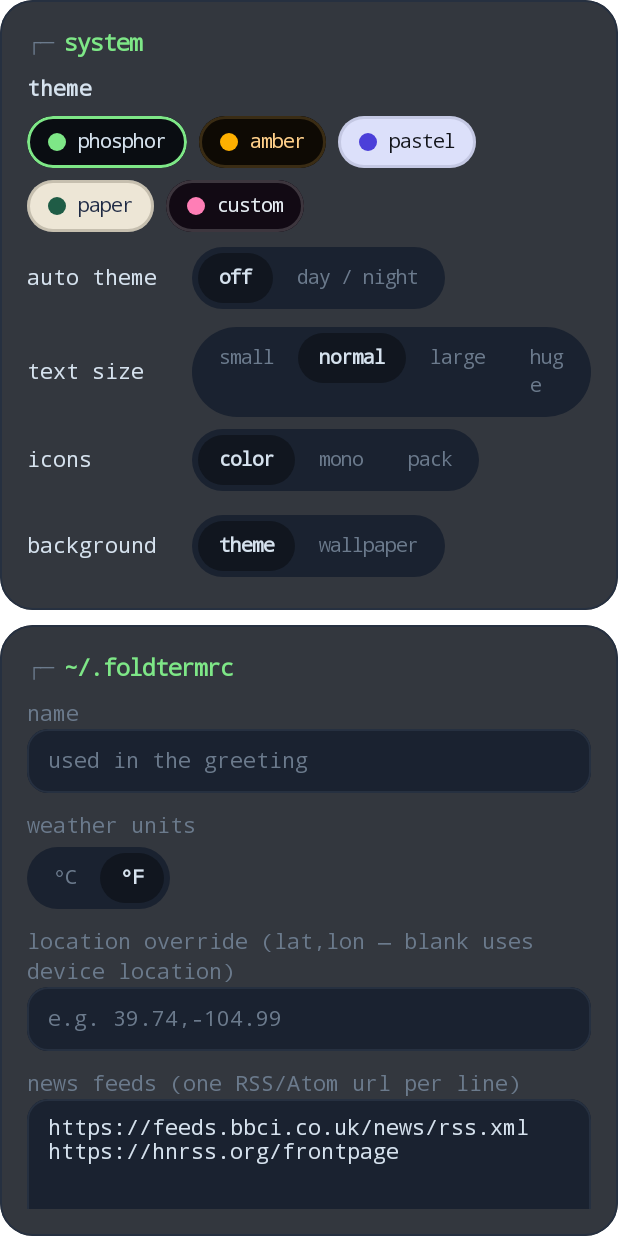
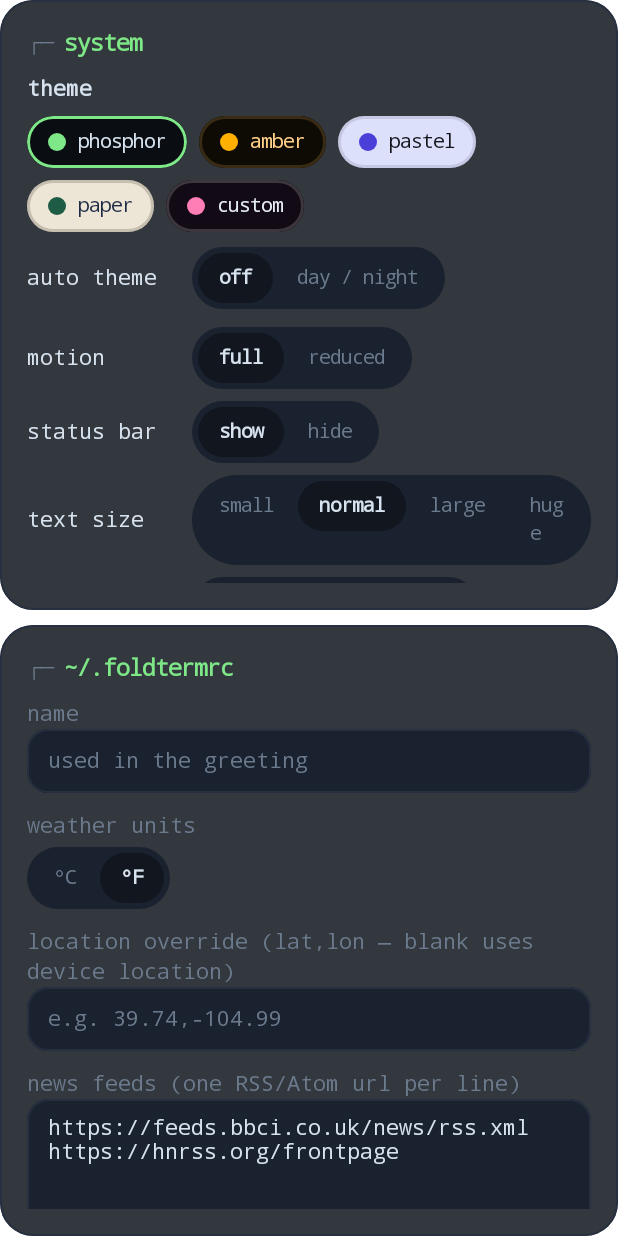
Before and after one commit to TheSwagInDisguise/foldterm, an Android app built with Jetpack Compose: the composable SettingsScreen shown on its own in the app's theme, on a phone screen of 412 x 824 dp. Run offline under Robolectric (Android 15) with nearby library versions, the phone set to English and light mode, and no system bars; pictures from the network do not load.

Commit message:
0.40.0: reduce motion and immersive mode
- Settings -> motion -> reduced: no background glows, instant pane
  switches and a still visualiser (calmer, and lighter on the battery)
- Settings -> status bar -> hide: an immersive home screen; swipe down from
  the top edge to see the status bar briefly

```diff
--- a/app/src/main/java/dev/foldterm/launcher/LauncherViewModel.kt
+++ b/app/src/main/java/dev/foldterm/launcher/LauncherViewModel.kt
@@ -73,6 +73,7 @@ import java.util.Locale
 
 /** Highlights shown in the console after updating to a version. */
 private val WHATS_NEW = mapOf(
+    "0.40.0" to listOf("Settings → motion: reduced turns off glows, pane animations and the visualiser", "Settings → status bar: hide it for an immersive home screen"),
     "0.39.0" to listOf("tasks with due dates appear in the agenda (overdue under today) and tick off there", "optional key clicks in the prompt (Settings)"),
     "0.38.0" to listOf("`!!` repeats the last command, `!n` runs history entry n", "`ans` reuses the last calculator result", "`ice` lists emergency contacts; `tip` for tips"),
     "0.37.0" to listOf("Calendar → calendars: hide calendars you don't want to see", "Settings → home layout → summary rows: choose what the summary shows"),
--- a/app/src/main/java/dev/foldterm/launcher/data/Prefs.kt
+++ b/app/src/main/java/dev/foldterm/launcher/data/Prefs.kt
@@ -386,6 +386,11 @@ class Prefs(context: Context) {
         summaryHidden.value = next; sp.edit().putStringSet("summaryHidden", next).apply()
     }
 
+    val reduceMotion = MutableStateFlow(sp.getBoolean("reduceMotion", false))
+    fun setReduceMotion(v: Boolean) { reduceMotion.value = v; sp.edit().putBoolean("reduceMotion", v).apply() }
+    val hideStatusBar = MutableStateFlow(sp.getBoolean("hideStatusBar", false))
+    fun setHideStatusBar(v: Boolean) { hideStatusBar.value = v; sp.edit().putBoolean("hideStatusBar", v).apply() }
+
     val keyClicks = MutableStateFlow(sp.getBoolean("keyClicks", false))
     fun setKeyClicks(v: Boolean) { keyClicks.value = v; sp.edit().putBoolean("keyClicks", v).apply() }
 
--- a/app/src/main/java/dev/foldterm/launcher/ui/Components.kt
+++ b/app/src/main/java/dev/foldterm/launcher/ui/Components.kt
@@ -60,6 +60,9 @@ import kotlinx.coroutines.withContext
 import kotlin.math.abs
 
 val LocalFold = staticCompositionLocalOf { FoldState() }
+
+/** True when the user asked for fewer animations and effects. */
+val LocalReduceMotion = staticCompositionLocalOf { false }
 
 /** Current icon pack package, so icons reload when it changes. */
 val LocalIconPack = staticCompositionLocalOf { "" }
--- a/app/src/main/java/dev/foldterm/launcher/ui/screens/Media.kt
+++ b/app/src/main/java/dev/foldterm/launcher/ui/screens/Media.kt
@@ -125,7 +125,7 @@ private fun PlayerPanel(vm: LauncherViewModel, modifier: Modifier) {
                 Control("⏭", 22) { NowPlayingStore.next() }
             }
             Spacer(Modifier.height(14.dp))
-            Visualizer(cur.isPlaying, clock)
+            Visualizer(cur.isPlaying && !dev.foldterm.launcher.ui.LocalReduceMotion.current, clock)
             Spacer(Modifier.height(10.dp))
             TButton("open ${vm.appLabelForPackage(cur.pkg)}") { vm.openPackage(cur.pkg) }
         }
--- a/app/src/main/java/dev/foldterm/launcher/ui/screens/Others.kt
+++ b/app/src/main/java/dev/foldterm/launcher/ui/screens/Others.kt
@@ -650,6 +650,8 @@ fun SettingsScreen(vm: LauncherViewModel) {
     val iconTint by vm.prefs.iconTint.collectAsStateWithLifecycle()
     val customSpec by vm.prefs.customTheme.collectAsStateWithLifecycle()
     val engine by vm.prefs.searchEngine.collectAsStateWithLifecycle()
+    val reduceMotionPref by vm.prefs.reduceMotion.collectAsStateWithLifecycle()
+    val hideBar by vm.prefs.hideStatusBar.collectAsStateWithLifecycle()
     val keyClicks by vm.prefs.keyClicks.collectAsStateWithLifecycle()
     val summaryHidden by vm.prefs.summaryHidden.collectAsStateWithLifecycle()
     val autoTheme by vm.prefs.autoTheme.collectAsStateWithLifecycle()
@@ -761,6 +763,16 @@ fun SettingsScreen(vm: LauncherViewModel) {
                         Field(specDraft, { specDraft = it }, Themes.DEFAULT_CUSTOM, Modifier.fillMaxWidth(), onDone = { vm.prefs.setCustomTheme(specDraft.trim()) })
                     }
                     Spacer(Modifier.height(12.dp))
+                    Row(verticalAlignment = Alignment.CenterVertically) {
+                        T("motion", modifier = Modifier.width(110.dp))
+                        Tabs(listOf("full", "reduced"), if (reduceMotionPref) 1 else 0, { vm.prefs.setReduceMotion(it == 1) })
+                    }
+                    Spacer(Modifier.height(8.dp))
+                    Row(verticalAlignment = Alignment.CenterVertically) {
+                        T("status bar", modifier = Modifier.width(110.dp))
+                        Tabs(listOf("show", "hide"), if (hideBar) 1 else 0, { vm.prefs.setHideStatusBar(it == 1) })
+                    }
+                    Spacer(Modifier.height(8.dp))
                     Row(verticalAlignment = Alignment.CenterVertically) {
                         T("text size", modifier = Modifier.width(110.dp))
                         val scales = listOf(0.9f, 1f, 1.15f, 1.3f)
```
Also changed, not shown: app/src/main/java/dev/foldterm/launcher/MainActivity.kt (+10 -0 lines), app/src/main/java/dev/foldterm/launcher/ui/Root.kt (+8 -2 lines), 1 other file.
